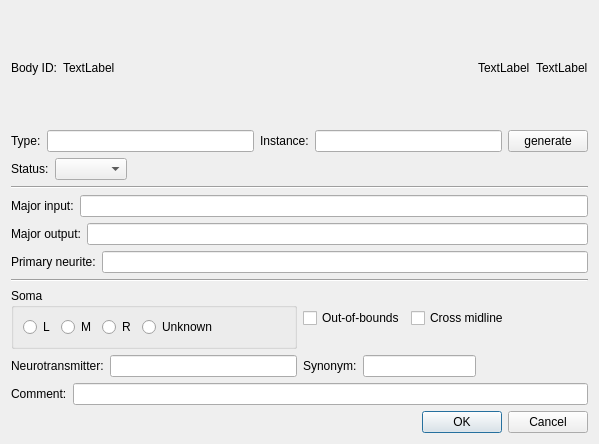
janelia-flyem/NeuTu, file neurolabi/gui/flyem/dialogs/flyembodyannotationdialog.ui: the form before one commit.
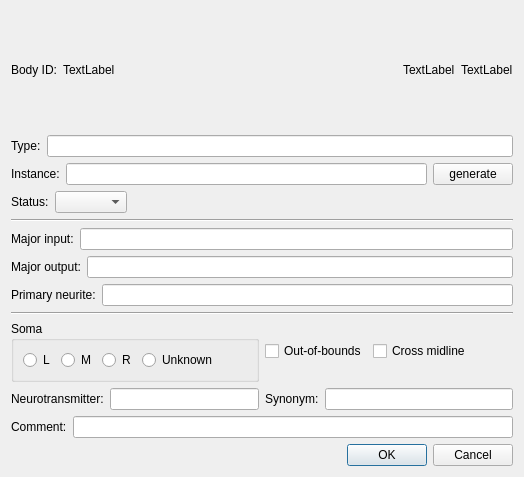
The form after the commit.

Diff of the .ui file:
```diff
--- a/neurolabi/gui/flyem/dialogs/flyembodyannotationdialog.ui
+++ b/neurolabi/gui/flyem/dialogs/flyembodyannotationdialog.ui
@@ -6,8 +6,8 @@
    <rect>
     <x>0</x>
     <y>0</y>
-    <width>599</width>
-    <height>444</height>
+    <width>524</width>
+    <height>477</height>
    </rect>
   </property>
   <property name="windowTitle">
@@ -75,6 +75,8 @@
        </item>
       </layout>
      </item>
+    </layout>
+   </item>
      <item>
       <layout class="QHBoxLayout" name="horizontalLayout_2">
        <item>
@@ -87,8 +89,6 @@
        <item>
         <widget class="QLineEdit" name="instanceLineEdit"/>
        </item>
-      </layout>
-     </item>
      <item>
       <widget class="QPushButton" name="generatePushButton">
        <property name="text">
@@ -228,7 +228,7 @@
           </property>
           <property name="sizeHint" stdset="0">
            <size>
-            <width>36</width>
+            <width>9</width>
             <height>20</height>
            </size>
           </property>
@@ -298,19 +298,6 @@
        <item>
         <widget class="QLineEdit" name="SynonymLineEdit"/>
        </item>
-       <item>
-        <spacer name="horizontalSpacer_2">
-         <property name="orientation">
-          <enum>Qt::Horizontal</enum>
-         </property>
-         <property name="sizeHint" stdset="0">
-          <size>
-           <width>40</width>
-           <height>20</height>
-          </size>
-         </property>
-        </spacer>
-       </item>
       </layout>
      </item>
     </layout>
```
Lines whose indentation alone changed are shown as unchanged.
